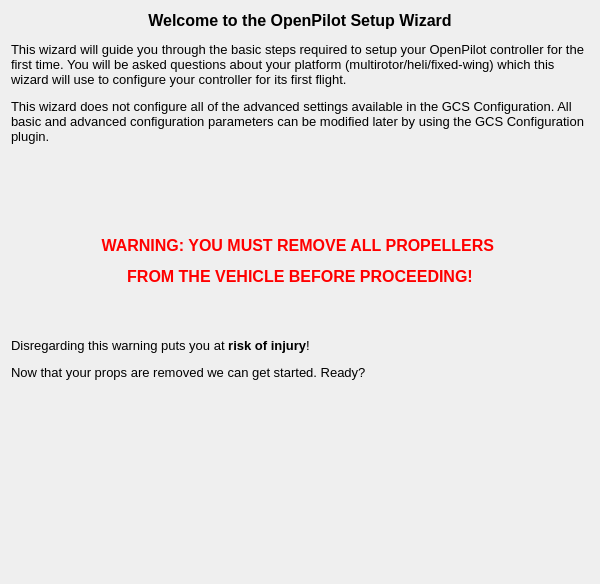
First picture: the form in ground/openpilotgcs/src/plugins/setupwizard/pages/opstartpage.ui, repository openpilot/OpenPilot, before the edit.
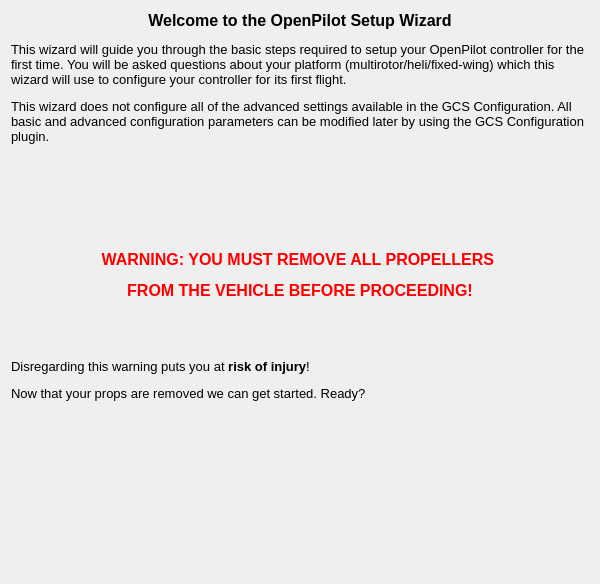
Second picture: the form after the edit. Icons and pictures are not drawn.

Diff of the .ui file:
```diff
--- a/ground/openpilotgcs/src/plugins/setupwizard/pages/opstartpage.ui
+++ b/ground/openpilotgcs/src/plugins/setupwizard/pages/opstartpage.ui
@@ -35,7 +35,20 @@
       </sizepolicy>
      </property>
      <property name="text">
-      <string>&lt;html&gt;&lt;head/&gt;&lt;body&gt;&lt;p align=&quot;center&quot;&gt;&lt;span style=&quot; font-family:'MS Shell Dlg 2'; font-size:12pt; font-weight:600;&quot;&gt;Welcome to the OpenPilot Setup Wizard&lt;/span&gt;&lt;img src=&quot;:/setupwizard/resources/wizard.png&quot; style=&quot;float: right;&quot;/&gt;&lt;/p&gt;&lt;p&gt;&lt;span style=&quot; font-family:'MS Shell Dlg 2'; font-size:10pt;&quot;&gt;This wizard will guide you through the basic steps required to setup your OpenPilot controller for the first time. You will be asked questions about your platform (multirotor/heli/fixed-wing) which this wizard will use to configure your controller for its first flight.&lt;/span&gt;&lt;/p&gt;&lt;p&gt;&lt;span style=&quot; font-family:'MS Shell Dlg 2'; font-size:10pt;&quot;&gt;This wizard does not configure all of the advanced settings available in the GCS Configuration. All basic and advanced configuration parameters can be modified later by using the GCS Configuration plugin.&lt;/span&gt;&lt;/p&gt;&lt;p&gt;&lt;br/&gt;&lt;/p&gt;&lt;p&gt;&lt;br/&gt;&lt;/p&gt;&lt;p align=&quot;center&quot;&gt;&lt;span style=&quot; font-family:'MS Shell Dlg 2'; font-size:12pt; font-weight:600; color:#ff0000;&quot;&gt;WARNING: YOU MUST REMOVE ALL PROPELLERS &lt;/span&gt;&lt;/p&gt;&lt;p align=&quot;center&quot;&gt;&lt;span style=&quot; font-family:'MS Shell Dlg 2'; font-size:12pt; font-weight:600; color:#ff0000;&quot;&gt;FROM THE VEHICLE BEFORE PROCEEDING!&lt;/span&gt;&lt;/p&gt;&lt;p align=&quot;center&quot;&gt;&lt;br/&gt;&lt;/p&gt;&lt;p&gt;&lt;span style=&quot; font-family:'MS Shell Dlg 2'; font-size:10pt;&quot;&gt;Disregarding this warning puts you at&lt;/span&gt;&lt;span style=&quot; font-family:'MS Shell Dlg 2'; font-size:10pt; font-weight:600; color:#000000;&quot;&gt; risk of injury&lt;/span&gt;&lt;span style=&quot; font-family:'MS Shell Dlg 2'; font-size:10pt;&quot;&gt;!&lt;/span&gt;&lt;/p&gt;&lt;p&gt;&lt;span style=&quot; font-family:'MS Shell Dlg 2'; font-size:10pt;&quot;&gt;Now that your props are removed we can get started. Ready?&lt;/span&gt;&lt;/p&gt;&lt;/body&gt;&lt;/html&gt;</string>
+      <string>&lt;!DOCTYPE HTML PUBLIC &quot;-//W3C//DTD HTML 4.0//EN&quot; &quot;http://www.w3.org/TR/REC-html40/strict.dtd&quot;&gt;
+&lt;html&gt;&lt;head&gt;&lt;meta name=&quot;qrichtext&quot; content=&quot;1&quot; /&gt;&lt;style type=&quot;text/css&quot;&gt;
+p, li { white-space: pre-wrap; }
+&lt;/style&gt;&lt;/head&gt;&lt;body style=&quot; font-family:'Cantarell'; font-size:11pt; font-weight:400; font-style:normal;&quot;&gt;
+&lt;p align=&quot;center&quot; style=&quot; margin-top:12px; margin-bottom:12px; margin-left:0px; margin-right:0px; -qt-block-indent:0; text-indent:0px;&quot;&gt;&lt;span style=&quot; font-family:'MS Shell Dlg 2'; font-size:12pt; font-weight:600;&quot;&gt;Welcome to the OpenPilot Setup Wizard&lt;/span&gt;&lt;img src=&quot;:/setupwizard/resources/wizard.png&quot; style=&quot;float: right;&quot; /&gt;&lt;/p&gt;
+&lt;p style=&quot; margin-top:12px; margin-bottom:12px; margin-left:0px; margin-right:0px; -qt-block-indent:0; text-indent:0px;&quot;&gt;&lt;span style=&quot; font-family:'MS Shell Dlg 2'; font-size:10pt;&quot;&gt;This wizard will guide you through the basic steps required to setup your OpenPilot controller for the first time. You will be asked questions about your platform (multirotor/heli/fixed-wing) which this wizard will use to configure your controller for its first flight.&lt;/span&gt;&lt;/p&gt;
+&lt;p style=&quot; margin-top:12px; margin-bottom:12px; margin-left:0px; margin-right:0px; -qt-block-indent:0; text-indent:0px;&quot;&gt;&lt;span style=&quot; font-family:'MS Shell Dlg 2'; font-size:10pt;&quot;&gt;This wizard does not configure all of the advanced settings available in the GCS Configuration. All basic and advanced configuration parameters can be modified later by using the GCS Configuration plugin.&lt;/span&gt;&lt;/p&gt;
+&lt;p style=&quot; margin-top:12px; margin-bottom:12px; margin-left:0px; margin-right:0px; -qt-block-indent:0; text-indent:0px;&quot;&gt;&lt;br /&gt;&lt;/p&gt;
+&lt;p style=&quot; margin-top:12px; margin-bottom:12px; margin-left:0px; margin-right:0px; -qt-block-indent:0; text-indent:0px;&quot;&gt;&lt;br /&gt;&lt;/p&gt;
+&lt;p align=&quot;center&quot; style=&quot; margin-top:12px; margin-bottom:12px; margin-left:0px; margin-right:0px; -qt-block-indent:0; text-indent:0px;&quot;&gt;&lt;span style=&quot; font-family:'MS Shell Dlg 2'; font-size:12pt; font-weight:600; color:#ff0000;&quot;&gt;WARNING: YOU MUST REMOVE ALL PROPELLERS &lt;/span&gt;&lt;/p&gt;
+&lt;p align=&quot;center&quot; style=&quot; margin-top:12px; margin-bottom:12px; margin-left:0px; margin-right:0px; -qt-block-indent:0; text-indent:0px;&quot;&gt;&lt;span style=&quot; font-family:'MS Shell Dlg 2'; font-size:12pt; font-weight:600; color:#ff0000;&quot;&gt;FROM THE VEHICLE BEFORE PROCEEDING!&lt;/span&gt;&lt;/p&gt;
+&lt;p align=&quot;center&quot; style=&quot; margin-top:12px; margin-bottom:12px; margin-left:0px; margin-right:0px; -qt-block-indent:0; text-indent:0px;&quot;&gt;&lt;br /&gt;&lt;/p&gt;
+&lt;p style=&quot; margin-top:12px; margin-bottom:12px; margin-left:0px; margin-right:0px; -qt-block-indent:0; text-indent:0px;&quot;&gt;&lt;span style=&quot; font-family:'MS Shell Dlg 2'; font-size:10pt;&quot;&gt;Disregarding this warning puts you at&lt;/span&gt;&lt;span style=&quot; font-family:'MS Shell Dlg 2'; font-size:10pt; font-weight:600; color:#000000;&quot;&gt; risk of injury&lt;/span&gt;&lt;span style=&quot; font-family:'MS Shell Dlg 2'; font-size:10pt;&quot;&gt;!&lt;/span&gt;&lt;/p&gt;
+&lt;p style=&quot; margin-top:12px; margin-bottom:12px; margin-left:0px; margin-right:0px; -qt-block-indent:0; text-indent:0px;&quot;&gt;&lt;span style=&quot; font-family:'MS Shell Dlg 2'; font-size:10pt;&quot;&gt;Now that your props are removed we can get started. Ready?&lt;/span&gt;&lt;/p&gt;&lt;/body&gt;&lt;/html&gt;</string>
      </property>
      <property name="alignment">
       <set>Qt::AlignLeading|Qt::AlignLeft|Qt::AlignTop</set>
```
